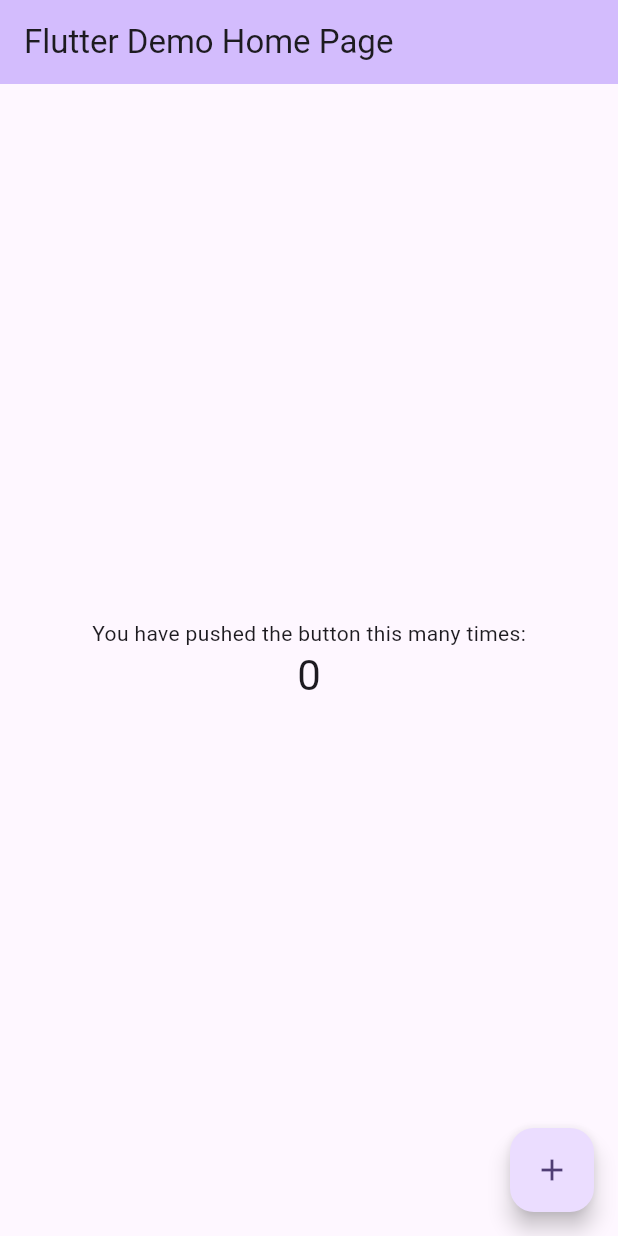
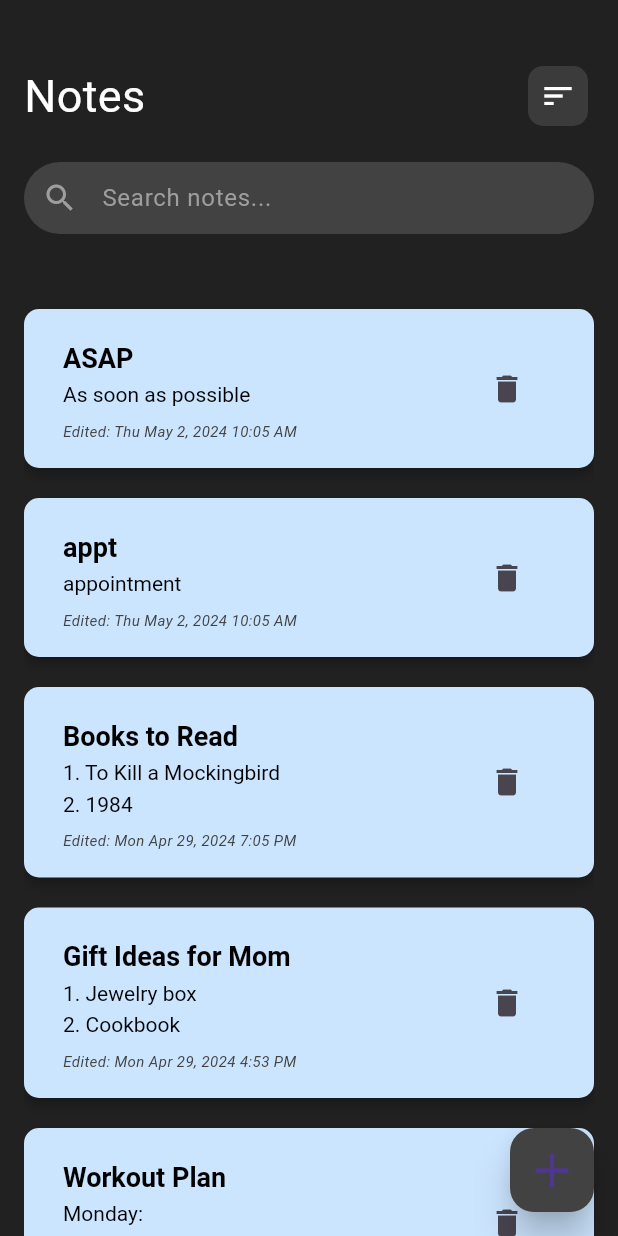
Before and after one commit to HudsonBui/NoteTakingApp, a Flutter app: the screen it shows after launch, on a phone screen of 412 x 824 dp. Run offline on Flutter 3.47's test engine with Material 3 defaults, Android fonts, the phone set to English and light mode, and no system bars.

Commit message:
Complete UI

```diff
--- /dev/null
+++ b/lib/constants/colors.dart
@@ -0,0 +1,14 @@
+import 'package:flutter/material.dart';
+
+List<Color> backgroundColors = [
+    const Color(0xFFCCE5FF), // light blue
+    const Color(0xFFD7F9E9), // pale green
+    const Color(0xFFFFF8E1), // pale yellow
+    const Color(0xFFF5E6CC), // beige
+    const Color(0xFFFFD6D6), // light pink
+    const Color(0xFFE5E5E5), // light grey
+    const Color(0xFFFFF0F0), // pale pink
+    const Color(0xFFE6F9FF), // pale blue
+    const Color(0xFFD4EDDA), // mint green
+    const Color(0xFFFFF3CD), // pale orange
+  ];
--- a/lib/main.dart
+++ b/lib/main.dart
@@ -1,125 +1,17 @@
 import 'package:flutter/material.dart';
+import 'package:note_taking_app/sceens/home.dart';
 
 void main() {
-  runApp(const MyApp());
+  runApp(MaterialApp(
+    home: MainApp(),
+  ));
 }
 
-class MyApp extends StatelessWidget {
-  const MyApp({super.key});
-
-  // This widget is the root of your application.
-  @override
-  Widget build(BuildContext context) {
-    return MaterialApp(
-      title: 'Flutter Demo',
-      theme: ThemeData(
-        // This is the theme of your application.
-        //
-        // TRY THIS: Try running your application with "flutter run". You'll see
-        // the application has a purple toolbar. Then, without quitting the app,
-        // try changing the seedColor in the colorScheme below to Colors.green
-        // and then invoke "hot reload" (save your changes or press the "hot
-        // reload" button in a Flutter-supported IDE, or press "r" if you used
-        // the command line to start the app).
-        //
-        // Notice that the counter didn't reset back to zero; the application
-        // state is not lost during the reload. To reset the state, use hot
-        // restart instead.
-        //
-        // This works for code too, not just values: Most code changes can be
-        // tested with just a hot reload.
-        colorScheme: ColorScheme.fromSeed(seedColor: Colors.deepPurple),
-        useMaterial3: true,
-      ),
-      home: const MyHomePage(title: 'Flutter Demo Home Page'),
-    );
-  }
-}
-
-class MyHomePage extends StatefulWidget {
-  const MyHomePage({super.key, required this.title});
-
-  // This widget is the home page of your application. It is stateful, meaning
-  // that it has a State object (defined below) that contains fields that affect
-  // how it looks.
-
-  // This class is the configuration for the state. It holds the values (in this
-  // case the title) provided by the parent (in this case the App widget) and
-  // used by the build method of the State. Fields in a Widget subclass are
-  // always marked "final".
-
-  final String title;
-
-  @override
-  State<MyHomePage> createState() => _MyHomePageState();
-}
-
-class _MyHomePageState extends State<MyHomePage> {
-  int _counter = 0;
-
-  void _incrementCounter() {
-    setState(() {
-      // This call to setState tells the Flutter framework that something has
-      // changed in this State, which causes it to rerun the build method below
-      // so that the display can reflect the updated values. If we changed
-      // _counter without calling setState(), then the build method would not be
-      // called again, and so nothing would appear to happen.
-      _counter++;
-    });
-  }
+class MainApp extends StatelessWidget {
+  const MainApp({super.key});
 
   @override
   Widget build(BuildContext context) {
-    // This method is rerun every time setState is called, for instance as done
-    // by the _incrementCounter method above.
-    //
-    // The Flutter framework has been optimized to make rerunning build methods
-    // fast, so that you can just rebuild anything that needs updating rather
-    // than having to individually change instances of widgets.
-    return Scaffold(
-      appBar: AppBar(
-        // TRY THIS: Try changing the color here to a specific color (to
-        // Colors.amber, perhaps?) and trigger a hot reload to see the AppBar
-        // change color while the other colors stay the same.
-        backgroundColor: Theme.of(context).colorScheme.inversePrimary,
-        // Here we take the value from the MyHomePage object that was created by
-        // the App.build method, and use it to set our appbar title.
-        title: Text(widget.title),
-      ),
-      body: Center(
-        // Center is a layout widget. It takes a single child and positions it
-        // in the middle of the parent.
-        child: Column(
-          // Column is also a layout widget. It takes a list of children and
-          // arranges them vertically. By default, it sizes itself to fit its
-          // children horizontally, and tries to be as tall as its parent.
-          //
-          // Column has various properties to control how it sizes itself and
-          // how it positions its children. Here we use mainAxisAlignment to
-          // center the children vertically; the main axis here is the vertical
-          // axis because Columns are vertical (the cross axis would be
-          // horizontal).
-          //
-          // TRY THIS: Invoke "debug painting" (choose the "Toggle Debug Paint"
-          // action in the IDE, or press "p" in the console), to see the
-          // wireframe for each widget.
-          mainAxisAlignment: MainAxisAlignment.center,
-          children: <Widget>[
-            const Text(
-              'You have pushed the button this many times:',
-            ),
-            Text(
-              '$_counter',
-              style: Theme.of(context).textTheme.headlineMedium,
-            ),
-          ],
-        ),
-      ),
-      floatingActionButton: FloatingActionButton(
-        onPressed: _incrementCounter,
-        tooltip: 'Increment',
-        child: const Icon(Icons.add),
-      ), // This trailing comma makes auto-formatting nicer for build methods.
-    );
+    return HomeScreen();
   }
 }
--- /dev/null
+++ b/lib/models/note.dart
@@ -0,0 +1,50 @@
+class Note{
+  int id;
+  String title;
+  String content;
+  DateTime modifiedTime;
+
+  Note({
+    required this.id,
+    required this.title,
+    required this.content,
+    required this.modifiedTime,
+  });
+}
+
+List<Note> sampleNotes = [
+  Note(
+    id: 0,
+    title: 'ASAP',
+    content:
+        'As soon as possible',
+    modifiedTime: DateTime(2024,5,1,34,5),
+  ),
+  Note(
+    id: 1,
+    title: 'appt',
+    content:
+        'appointment',
+    modifiedTime: DateTime(2024,5,1,34,5),
+  ),
+  Note(
+    id: 2,
+    title: 'Books to Read',
+    content:
+        '1. To Kill a Mockingbird\n2. 1984\n3. The Great Gatsby\n4. The Catcher in the Rye',
+    modifiedTime: DateTime(2024,4,29,19,5),
+  ),
+  Note(
+    id: 3,
+    title: 'Gift Ideas for Mom',
+    content: '1. Jewelry box\n2. Cookbook\n3. Scarf\n4. Spa day gift card',
+   modifiedTime: DateTime(2024,4,29,16,53),
+  ),
+  Note(
+    id: 4,
+    title: 'Workout Plan',
+    content:
+        'Monday:\n- Run 5 miles\n- Yoga class\nTuesday:\n- HIIT circuit training\n- Swimming laps\nWednesday:\n- Rest day\nThursday:\n- Weightlifting\n- Spin class\nFriday:\n- Run 3 miles\n- Pilates class\nSaturday:\n- Hiking\n- Rock climbing',
+    modifiedTime: DateTime(2024,4,28,11,6),
+  ),
+];
--- /dev/null
+++ b/lib/sceens/home.dart
@@ -0,0 +1,295 @@
+import 'dart:math';
+import 'dart:ui';
+
+import 'package:flutter/material.dart';
+import 'package:intl/intl.dart';
+import 'package:note_taking_app/constants/colors.dart';
+import 'package:note_taking_app/models/note.dart';
+import 'package:note_taking_app/sceens/edit.dart';
+
+class HomeScreen extends StatefulWidget {
+  const HomeScreen({super.key});
+
+  @override
+  State<HomeScreen> createState() => _HomeScreenState();
+}
+
+class _HomeScreenState extends State<HomeScreen> {
+  List<Note> filteredNotes = [];
+  bool sorted = false;
+
+  @override
+  void initState() {
+    super.initState();
+    filteredNotes = sampleNotes;
+  }
+
+  List<Note> sortNotesByModifiedTime(List<Note> notes) {
+    if (sorted) {
+      notes.sort((a, b) => a.modifiedTime.compareTo(b.modifiedTime));
+    } else {
+      notes.sort((b, a) => a.modifiedTime.compareTo(b.modifiedTime));
+    }
+
+    sorted = !sorted;
+
+    return notes;
+  }
+
+  getRandomColor() {
+    Random random = Random();
+    return backgroundColors[random.nextInt(backgroundColors.length)];
+  }
+
+  void onSearchTextChanged(String searchText) {
+    setState(() {
+      filteredNotes = sampleNotes
+          .where((note) =>
+              note.content.toLowerCase().contains(searchText.toLowerCase()) ||
+              note.title.toLowerCase().contains(searchText.toLowerCase()))
+          .toList();
+    });
+  }
+
+  void deleteNote(int index) {
+    setState(() {
+      Note note = filteredNotes[index];
+      sampleNotes.remove(note);
+      filteredNotes = sampleNotes;
+      //filteredNotes.removeAt(index);
+    });
+  }
+
+  @override
+  Widget build(BuildContext context) {
+    return Scaffold(
+      backgroundColor: Colors.grey.shade900,
+      body: Padding(
+        padding: const EdgeInsets.fromLTRB(16, 40, 16, 0),
+        child: Column(
+          children: [
+            Row(
+              mainAxisAlignment: MainAxisAlignment.spaceBetween,
+              children: [
+                const Text(
+                  'Notes',
+                  style: TextStyle(fontSize: 30, color: Colors.white),
+                ),
+                IconButton(
+                    onPressed: () {
+                      setState(() {
+                        filteredNotes = sortNotesByModifiedTime(filteredNotes);
+                      });
+                    },
+                    padding: const EdgeInsets.all(0),
+                    icon: Container(
+                      width: 40,
+                      height: 40,
+                      decoration: BoxDecoration(
+                          color: Colors.grey.shade800.withOpacity(.8),
+                          borderRadius: BorderRadius.circular(10)),
+                      child: const Icon(
+                        Icons.sort,
+                        color: Colors.white,
+                      ),
+                    ))
+              ],
+            ),
+            const SizedBox(
+              height: 20,
+            ),
+            TextField(
+              onChanged: onSearchTextChanged,
+              style: const TextStyle(fontSize: 16, color: Colors.white),
+              decoration: InputDecoration(
+                contentPadding: const EdgeInsets.symmetric(vertical: 12),
+                hintText: "Search notes...",
+                hintStyle: const TextStyle(color: Colors.grey),
+                prefixIcon: const Icon(
+                  Icons.search,
+                  color: Colors.grey,
+                ),
+                fillColor: Colors.grey.shade800,
+                filled: true,
+                focusedBorder: OutlineInputBorder(
+                  borderRadius: BorderRadius.circular(30),
+                  borderSide: const BorderSide(color: Colors.transparent),
+                ),
+                enabledBorder: OutlineInputBorder(
+                  borderRadius: BorderRadius.circular(30),
+                  borderSide: const BorderSide(color: Colors.transparent),
+                ),
+              ),
+            ),
+            const SizedBox(height: 20,),
+            Expanded(
+                child: ListView.builder(
+              padding: const EdgeInsets.only(top: 30),
+              itemCount: filteredNotes.length,
+              itemBuilder: (context, index) {
+                return Card(
+                  margin: const EdgeInsets.only(bottom: 20),
+                  color: getRandomColor(),
+                  elevation: 3,
+                  shape: RoundedRectangleBorder(
+                      borderRadius: BorderRadius.circular(10)),
+                  child: Padding(
+                    padding: const EdgeInsets.all(10.0),
+                    child: ListTile(
+                      onTap: () async {
+                        final result = await Navigator.push(
+                          context,
+                          MaterialPageRoute(
+                            builder: (BuildContext context) =>
+                                EditScreen(note: filteredNotes[index]),
+                          ),
+                        );
+                        if (result != null) {
+                          setState(() {
+                            int originalIndex =
+                                sampleNotes.indexOf(filteredNotes[index]);
+
+                            sampleNotes[originalIndex] = Note(
+                                id: sampleNotes[originalIndex].id,
+                                title: result[0],
+                                content: result[1],
+                                modifiedTime: DateTime.now());
+
+                            filteredNotes[index] = Note(
+                                id: filteredNotes[index].id,
+                                title: result[0],
+                                content: result[1],
+                                modifiedTime: DateTime.now());
+                          });
+                        }
+                      },
+                      title: RichText(
+                        maxLines: 3,
+                        overflow: TextOverflow.ellipsis,
+                        text: TextSpan(
+                            text: '${filteredNotes[index].title} \n',
+                            style: const TextStyle(
+                                color: Colors.black,
+                                fontWeight: FontWeight.bold,
+                                fontSize: 18,
+                                height: 1.5),
+                            children: [
+                              TextSpan(
+                                text: filteredNotes[index].content,
+                                style: const TextStyle(
+                                    color: Colors.black,
+                                    fontWeight: FontWeight.normal,
+                                    fontSize: 14,
+                                    height: 1.5),
+                              )
+                            ]),
+                      ),
+                      subtitle: Padding(
+                        padding: const EdgeInsets.only(top: 8.0),
+                        child: Text(
+                          'Edited: ${DateFormat('EEE MMM d, yyyy h:mm a').format(filteredNotes[index].modifiedTime)}',
+                          style: TextStyle(
+                              fontSize: 10,
+                              fontStyle: FontStyle.italic,
+                              color: Colors.grey.shade800),
+                        ),
+                      ),
+                      trailing: IconButton(
+                        onPressed: () async {
+                          final result = await confirmDialog(context);
+                          if (result != null && result) {
+                            deleteNote(index);
+                          }
+                        },
+                        icon: const Icon(
+                          Icons.delete,
+                        ),
+                      ),
+                    ),
+                  ),
+                );
+              },
+            ))
+          ],
+        ),
+      ),
+      floatingActionButton: FloatingActionButton(
+        onPressed: () async {
+          final result = await Navigator.push(
+            context,
+            MaterialPageRoute(
+              builder: (BuildContext context) => const EditScreen(),
+            ),
+          );
+
+          if (result != null) {
+            setState(() {
+              sampleNotes.add(Note(
+                  id: sampleNotes.length,
+                  title: result[0],
+                  content: result[1],
+                  modifiedTime: DateTime.now()));
+              filteredNotes = sampleNotes;
+            });
+          }
+        },
+        elevation: 10,
+        backgroundColor: Colors.grey.shade800,
+        child: const Icon(
+          Icons.add,
+          size: 38,
+        ),
+      ),
+    );
+  }
+
+  Future<dynamic> confirmDialog(BuildContext context) {
+    return showDialog(
+        context: context,
+        builder: (BuildContext context) {
+          return AlertDialog(
+            backgroundColor: Colors.grey.shade900,
+            icon: const Icon(
+              Icons.info,
+              color: Colors.grey,
+            ),
+            title: const Text(
+              'Are you sure you want to delete?',
+              style: TextStyle(color: Colors.white),
+            ),
+            content: Row(
+                mainAxisAlignment: MainAxisAlignment.spaceAround,
+                children: [
+                  ElevatedButton(
+                      onPressed: () {
+                        Navigator.pop(context, true);
+                      },
+                      style: ElevatedButton.styleFrom(
+                          backgroundColor: Colors.green),
+                      child: const SizedBox(
+                        width: 60,
+                        child: Text(
+                          'Yes',
+                          textAlign: TextAlign.center,
+                          style: TextStyle(color: Colors.white),
+                        ),
+                      )),
+                  ElevatedButton(
+                      onPressed: () {
+                        Navigator.pop(context, false);
+                      },
+                      style:
+                          ElevatedButton.styleFrom(backgroundColor: Colors.red),
+                      child: const SizedBox(
+                        width: 60,
+                        child: Text(
+                          'No',
+                          textAlign: TextAlign.center,
+                          style: TextStyle(color: Colors.white),
+                        ),
+                      )),
+                ]),
+          );
+        });
+  }
+}
--- a/pubspec.yaml
+++ b/pubspec.yaml
@@ -35,6 +35,8 @@ dependencies:
   # The following adds the Cupertino Icons font to your application.
   # Use with the CupertinoIcons class for iOS style icons.
   cupertino_icons: ^1.0.6
+  intl: ^0.19.0
+  realm: ^2.2.1
 
 dev_dependencies:
   flutter_test:
```
Also changed, not shown: lib/sceens/edit.dart (added, +94 -0 lines), pubspec.lock, 6 other files.
